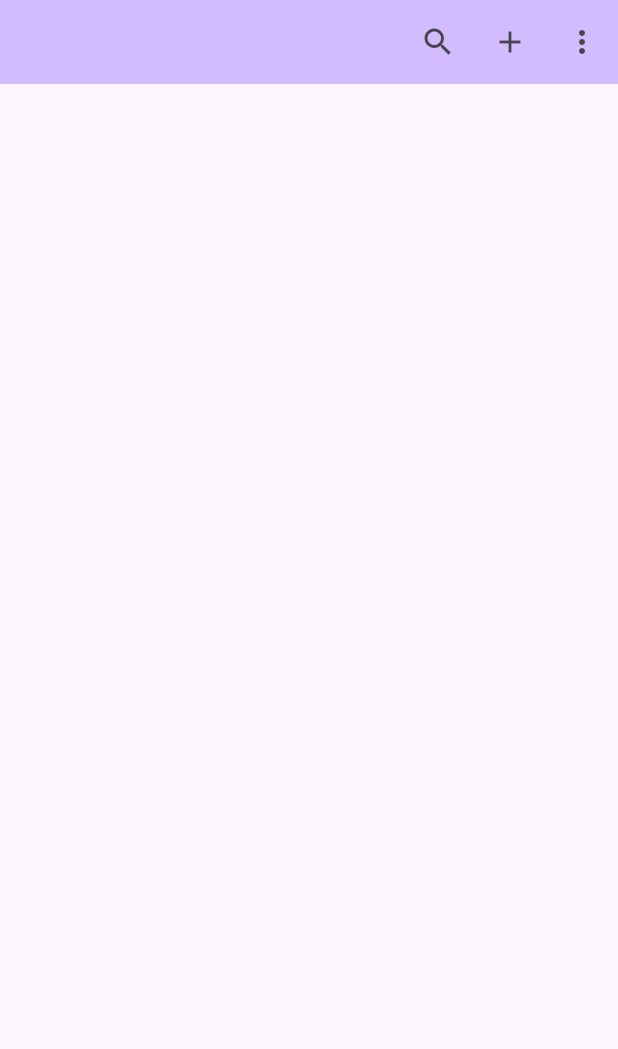
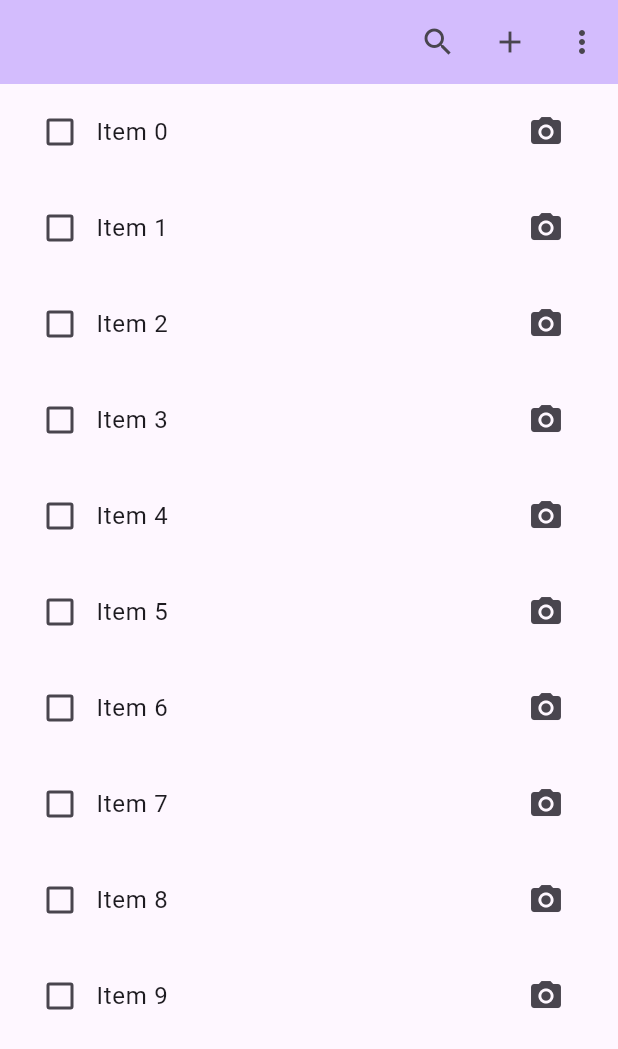
Before and after one commit to neytro/Neytrodev, a Flutter app: the screen it shows after launch, on a phone screen of 412 x 824 dp. Shown: the top 1049 px of the screen. Run offline on Flutter 3.47's test engine with Material 3 defaults, Android fonts, the phone set to English and light mode, and no system bars.

Commit message:
add listview reordable

```diff
--- a/corblist/lib/main.dart
+++ b/corblist/lib/main.dart
@@ -6,6 +6,12 @@ import 'package:flutter_localizations/flutter_localizations.dart';
 void main() {
   runApp(const MyApp());
 
+}
+
+class Item {
+  bool checked;
+  String text;
+  Item({required this.checked, required this.text});
 }
 
 class MyApp extends StatelessWidget {
@@ -86,6 +92,8 @@ class MyHomePage extends StatefulWidget {
 
 class _MyHomePageState extends State<MyHomePage> {
   int _counter = 0;
+  List<Item> items = List.generate(10, (index) => Item(checked: false, text: 'Item $index'),
+  );
 
   void _incrementCounter() {
     setState(() {
@@ -106,6 +114,7 @@ class _MyHomePageState extends State<MyHomePage> {
     // The Flutter framework has been optimized to make rerunning build methods
     // fast, so that you can just rebuild anything that needs updating rather
     // than having to individually change instances of widgets.
+
     return Scaffold(
       appBar: AppBar(
         actions: [
@@ -138,25 +147,48 @@ class _MyHomePageState extends State<MyHomePage> {
         // the App.build method, and use it to set our appbar title.
         title: Text(widget.title),
       ),
-      body: Center(
-        // Center is a layout widget. It takes a single child and positions it
-        // in the middle of the parent.
-        child: Column(
-          // Column is also a layout widget. It takes a list of children and
-          // arranges them vertically. By default, it sizes itself to fit its
-          // children horizontally, and tries to be as tall as its parent.
-          //
-          // Column has various properties to control how it sizes itself and
-          // how it positions its children. Here we use mainAxisAlignment to
-          // center the children vertically; the main axis here is the vertical
-          // axis because Columns are vertical (the cross axis would be
-          // horizontal).
-          //
-          // TRY THIS: Invoke "debug painting" (choose the "Toggle Debug Paint"
-          // action in the IDE, or press "p" in the console), to see the
-          // wireframe for each widget.
+      body: ReorderableListView.builder(
+        itemCount: items.length,
+        onReorder: (oldIndex, newIndex) {
+          setState(() {
+            if (newIndex > oldIndex) newIndex--;
+            final item = items.removeAt(oldIndex);
+            items.insert(newIndex, item);
+          });
+        },
+        itemBuilder: (context, index) {
+          final item = items[index];
+          return ListTile(
+            key: ValueKey(item.text),
+            title: Row(
+              children: [
+                Checkbox(
+                  value: item.checked,
+                  onChanged: (value) {
+                    setState(() {
+                      item.checked = value ?? false;
+                    });
+                  },
+                ),
+                Expanded(
+                  child: Text(item.text),
+                ),
+                Column(
+                  mainAxisSize: MainAxisSize.min,
+                  children: [
 
-        ),
+                    IconButton(
+                      icon: const Icon(Icons.camera_alt),
+                      onPressed: () {
+                        // Akcja info
+                      },
+                    ),
+                  ],
+                ),
+              ],
+            ),
+          );
+        },
       ),
      // This trailing comma makes auto-formatting nicer for build methods.
     );
```
